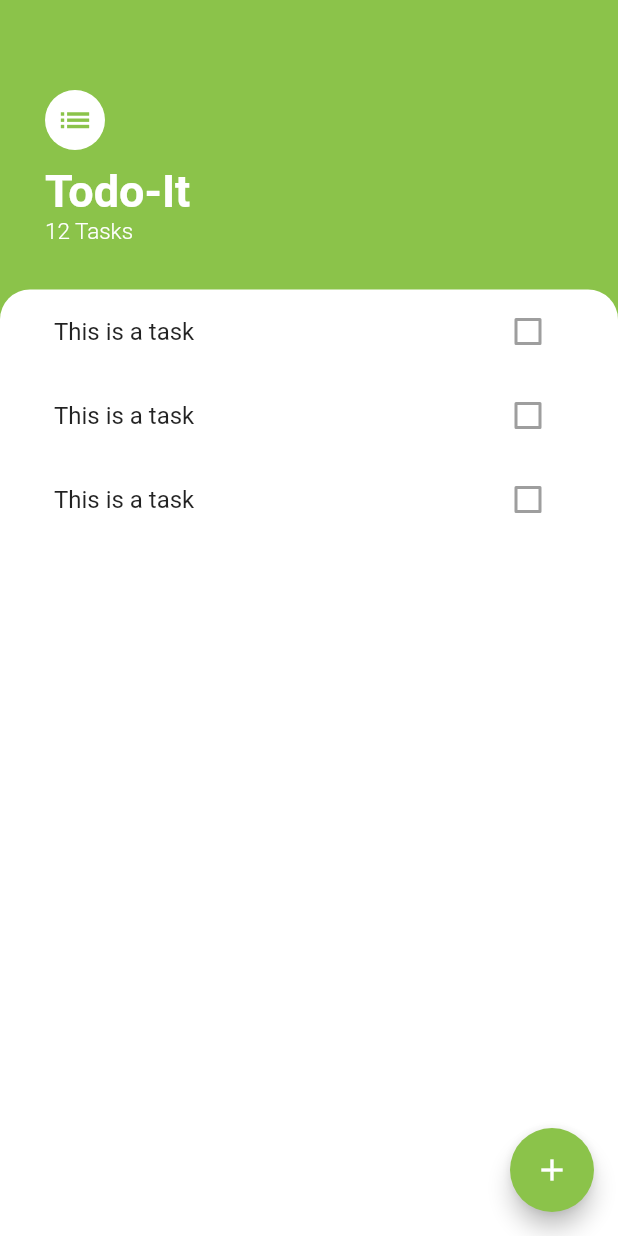
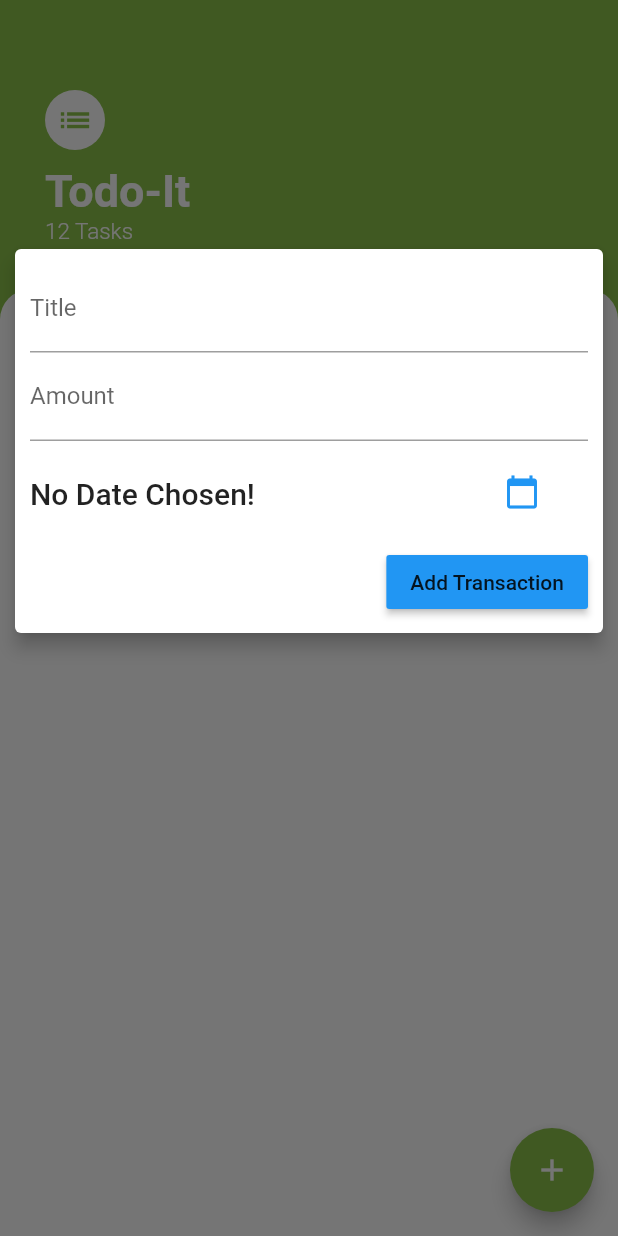
Before and after one commit to akashlilhare/todoit, a Flutter app: the screen it shows after launch, after a tap on the "add" icon, on a phone screen of 412 x 824 dp. Run offline on Flutter 3.47's test engine with Material 2 defaults, Android fonts, the phone set to English and light mode, and no system bars.

Commit message:
task adding functionality

```diff
--- /dev/null
+++ b/lib/models/task-model.dart
@@ -0,0 +1,15 @@
+class Task {
+  final String name;
+  bool isDone;
+  final String date;
+
+  Task({
+    this.name,
+    this.date,
+    this.isDone = false,
+  });
+
+  void toggleDone() {
+    isDone = !isDone;
+  }
+}
--- a/lib/screen/task_screen.dart
+++ b/lib/screen/task_screen.dart
@@ -1,5 +1,6 @@
 import 'package:flutter/cupertino.dart';
 import 'package:flutter/material.dart';
+import 'package:intl/intl.dart';
 import 'package:todoit/widget/task-list.dart';
 
 class TaskScreen extends StatelessWidget {
@@ -13,7 +14,9 @@ class TaskScreen extends StatelessWidget {
             Icons.add,
           ),
           backgroundColor: Colors.lightGreen,
-          onPressed: () {},
+          onPressed: () {
+            showDialog(context: context, builder: (context) => MyDialog());
+          },
         ),
         body: Column(
           crossAxisAlignment: CrossAxisAlignment.start,
@@ -92,3 +95,124 @@ class TaskScreen extends StatelessWidget {
         ));
   }
 }
+
+class MyDialog extends StatefulWidget {
+  @override
+  _MyDialogState createState() => _MyDialogState();
+}
+
+class _MyDialogState extends State<MyDialog> {
+  final _titleController = TextEditingController();
+  final _amountController = TextEditingController();
+  DateTime _selectedDate;
+
+  void _submitData() {
+    Navigator.pop(context);
+    if (_amountController.text.isEmpty) {
+      return;
+    }
+    final enteredTitle = _titleController.text;
+    final enteredAmount = double.parse(_amountController.text);
+    if (enteredTitle.isEmpty || enteredAmount <= 0 || _selectedDate == null) {
+      return;
+    }
+  }
+
+  void _presentDatePicker() {
+    showDatePicker(
+      context: context,
+      initialDate: DateTime.now(),
+      firstDate: DateTime.now().subtract(Duration(days: 7)),
+      lastDate: DateTime.now(),
+    ).then((pickedDate) {
+      if (pickedDate == null) {
+        return;
+      }
+      setState(() {
+        _selectedDate = pickedDate;
+      });
+    });
+  }
+
+  @override
+  Widget build(BuildContext context) {
+    return Center(
+      child: Container(
+        height: 500,
+        width: 400,
+        child: SingleChildScrollView(
+          child: Card(
+            elevation: 5,
+            child: Container(
+              padding: EdgeInsets.only(
+                  top: 10,
+                  left: 10,
+                  right: 10,
+                  bottom: MediaQuery.of(context).viewInsets.bottom + 10),
+              child: Column(
+                crossAxisAlignment: CrossAxisAlignment.end,
+                children: <Widget>[
+                  TextField(
+                    decoration:
+                        InputDecoration(labelText: 'Title', hintText: 'select'),
+                    controller: _titleController,
+                    keyboardType: TextInputType.text,
+                    onSubmitted: (_) => _submitData(),
+                  ),
+                  TextField(
+                    decoration: InputDecoration(labelText: 'Amount'),
+                    controller: _amountController,
+                    keyboardType: TextInputType.number,
+                    onSubmitted: (_) => _submitData(),
+                  ),
+                  Container(
+                    height: 70,
+                    child: Row(
+                      children: <Widget>[
+                        Expanded(
+                          child: Text(
+                            _selectedDate == null
+                                ? 'No Date Chosen!'
+                                : 'Date Selecte : ${DateFormat.yMd().format(_selectedDate)}',
+                            style: Theme.of(context).textTheme.title,
+                          ),
+                        ),
+                        Container(
+                          margin: EdgeInsets.symmetric(
+                            horizontal: 20,
+                            vertical: 10,
+                          ),
+                          child: Column(
+                            children: <Widget>[
+                              IconButton(
+                                icon: Icon(
+                                  Icons.calendar_today,
+                                  color: Theme.of(context).accentColor,
+                                ),
+                                onPressed: _presentDatePicker,
+                                enableFeedback: true,
+                                disabledColor: Theme.of(context).accentColor,
+                                focusColor: Colors.purple,
+                              ),
+                              // Text('Choose Date',style: Theme.of(context).textTheme.title,),
+                            ],
+                          ),
+                        )
+                      ],
+                    ),
+                  ),
+                  RaisedButton(
+                    color: Theme.of(context).accentColor,
+                    textColor: Theme.of(context).textTheme.title.color,
+                    child: Text('Add Transaction'),
+                    onPressed: _submitData,
+                  )
+                ],
+              ),
+            ),
+          ),
+        ),
+      ),
+    );
+  }
+}
--- a/lib/widget/TaskData.dart
+++ b/lib/widget/TaskData.dart
@@ -1,13 +1,27 @@
 import 'package:flutter/material.dart';
 
 class TaskData extends StatelessWidget {
+  final bool isChecked;
+  final String taskTitle;
+  final String date;
+  final Function checkboxCallback;
+
+  TaskData({this.isChecked, this.taskTitle, this.date, this.checkboxCallback});
+
+  void checkBoxCallBack(bool newValue) {}
+
   @override
   Widget build(BuildContext context) {
     return ListTile(
-      title: Text('This is a task'),
-      trailing: Checkbox(
-        value: false,
-      ),
-    );
+        title: Text(
+          'This is a task',
+          style: TextStyle(
+              decoration: isChecked ? TextDecoration.lineThrough : null),
+        ),
+        trailing: Checkbox(
+          activeColor: Colors.lightGreen,
+          value: isChecked,
+          onChanged: checkboxCallback,
+        ));
   }
 }
--- a/lib/widget/task-list.dart
+++ b/lib/widget/task-list.dart
@@ -1,16 +1,35 @@
 import 'package:flutter/cupertino.dart';
+import 'package:todoit/models/task-model.dart';
 
 import 'TaskData.dart';
 
-class TaskList extends StatelessWidget {
+class TaskList extends StatefulWidget {
+  @override
+  _TaskListState createState() => _TaskListState();
+}
+
+class _TaskListState extends State<TaskList> {
+  List<Task> tasks = [
+    Task(date: DateTime.now().toString(), name: 'buy milk'),
+    Task(date: DateTime.now().toString(), name: 'buy book'),
+    Task(date: DateTime.now().toString(), name: 'buy pen')
+  ];
+
   @override
   Widget build(BuildContext context) {
-    return ListView(
-      children: [
-        TaskData(),
-        TaskData(),
-        TaskData(),
-      ],
-    );
+    return ListView.builder(
+        itemCount: tasks.length,
+        itemBuilder: (context, index) {
+          return TaskData(
+            date: tasks[index].date,
+            isChecked: tasks[index].isDone,
+            taskTitle: tasks[index].name,
+            checkboxCallback: (checkboxState) {
+              setState(() {
+                tasks[index].toggleDone();
+              });
+            },
+          );
+        });
   }
 }
--- a/pubspec.yaml
+++ b/pubspec.yaml
@@ -23,7 +23,7 @@ environment:
 dependencies:
   flutter:
     sdk: flutter
-
+  intl: ^0.16.1
 
   # The following adds the Cupertino Icons font to your application.
   # Use with the CupertinoIcons class for iOS style icons.
@@ -32,6 +32,7 @@ dependencies:
 dev_dependencies:
   flutter_test:
     sdk: flutter
+
 
 # For information on the generic Dart part of this file, see the
 # following page: https://dart.dev/tools/pub/pubspec
```
Also changed, not shown: pubspec.lock.
